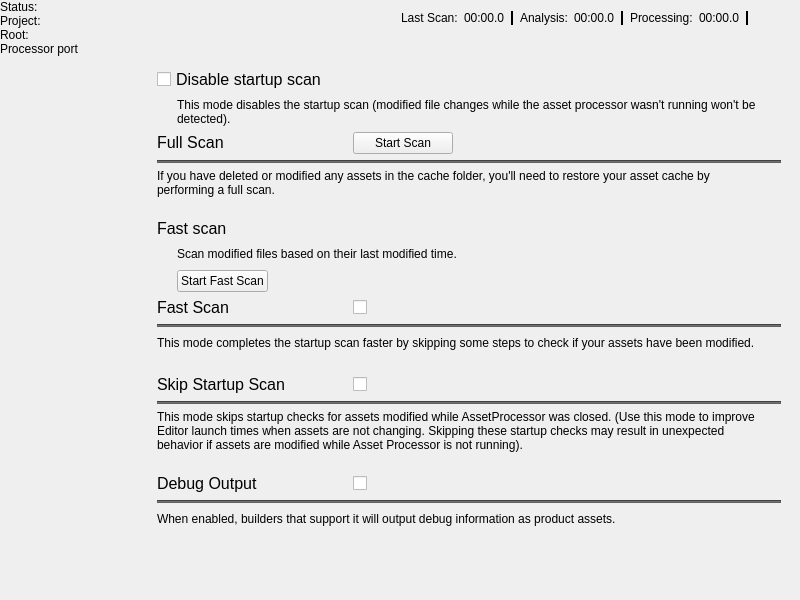
The window that Code/Tools/AssetProcessor/native/ui/MainWindow.ui (cyanide-studio/o3de) describes before a commit, drawn with Qt 5.
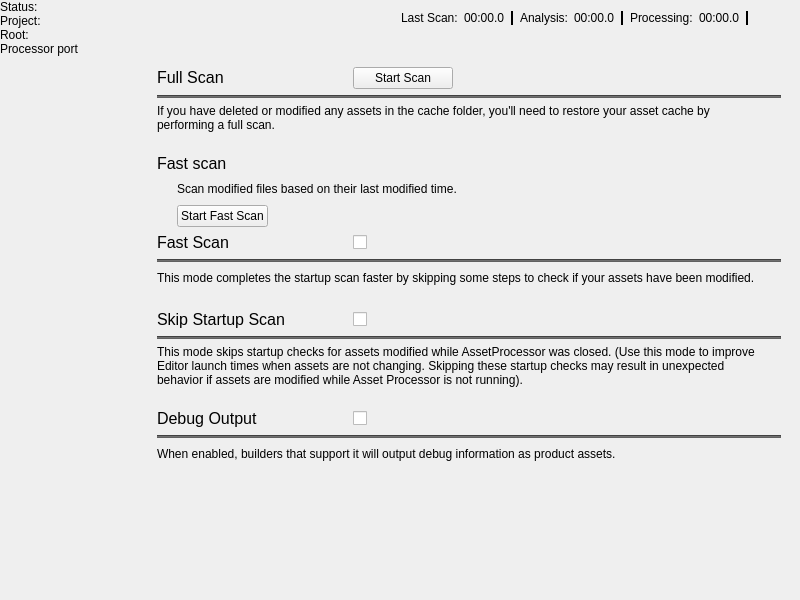
The same window after the commit. The open tabs and pages were chosen to show the change. Icons and pictures are not drawn. Custom widgets are drawn as their Qt base class.

Commit message: *remove: CYA EDIT for "Add setting to disable startup scan" (rev 42d5059c57245046c2f82ca79a69b756df6a12cd)

Patch:
```diff
--- a/Code/Tools/AssetProcessor/native/ui/MainWindow.ui
+++ b/Code/Tools/AssetProcessor/native/ui/MainWindow.ui
@@ -1469,51 +1469,6 @@
         </widget>
         <widget class="QWidget" name="SettingsPage">
          <layout class="QVBoxLayout" name="verticalLayout_3">
-<!--@CYA EDIT: Add setting to disable startup scan -->
-          <item>
-           <widget class="QCheckBox" name="cya_skipinitialdatabaseCheck">
-            <property name="styleSheet">
-             <string notr="true">font: 12pt;</string>
-            </property>
-            <property name="text">
-             <string>Disable startup scan</string>
-            </property>
-           </widget>
-          </item>
-          <item>
-           <layout class="QHBoxLayout" name="cya_skipinitialcheck_horizontalLayout">
-            <item>
-             <spacer name="cya_indentSpacer1">
-              <property name="orientation">
-               <enum>Qt::Horizontal</enum>
-              </property>
-              <property name="sizeType">
-               <enum>QSizePolicy::Fixed</enum>
-              </property>
-              <property name="sizeHint" stdset="0">
-               <size>
-                <width>20</width>
-                <height>20</height>
-               </size>
-              </property>
-             </spacer>
-            </item>
-            <item>
-             <widget class="QLabel" name="cya_skipinitialdatabaseDescription">
-              <property name="text">
-               <string>&lt;html&gt;&lt;head/&gt;&lt;body&gt;&lt;p&gt;This mode disables the startup scan (modified file changes while the asset processor wasn't running won't be detected).&lt;/p&gt;&lt;/body&gt;&lt;/html&gt;</string>
-              </property>
-              <property name="scaledContents">
-               <bool>false</bool>
-              </property>
-              <property name="wordWrap">
-               <bool>true</bool>
-              </property>
-             </widget>
-            </item>
-           </layout>
-          </item>
-<!--@CYA END -->
           <item>
            <layout class="QVBoxLayout" name="fullScanLayout">
             <item>
```
The commit also changes 4 other files.
